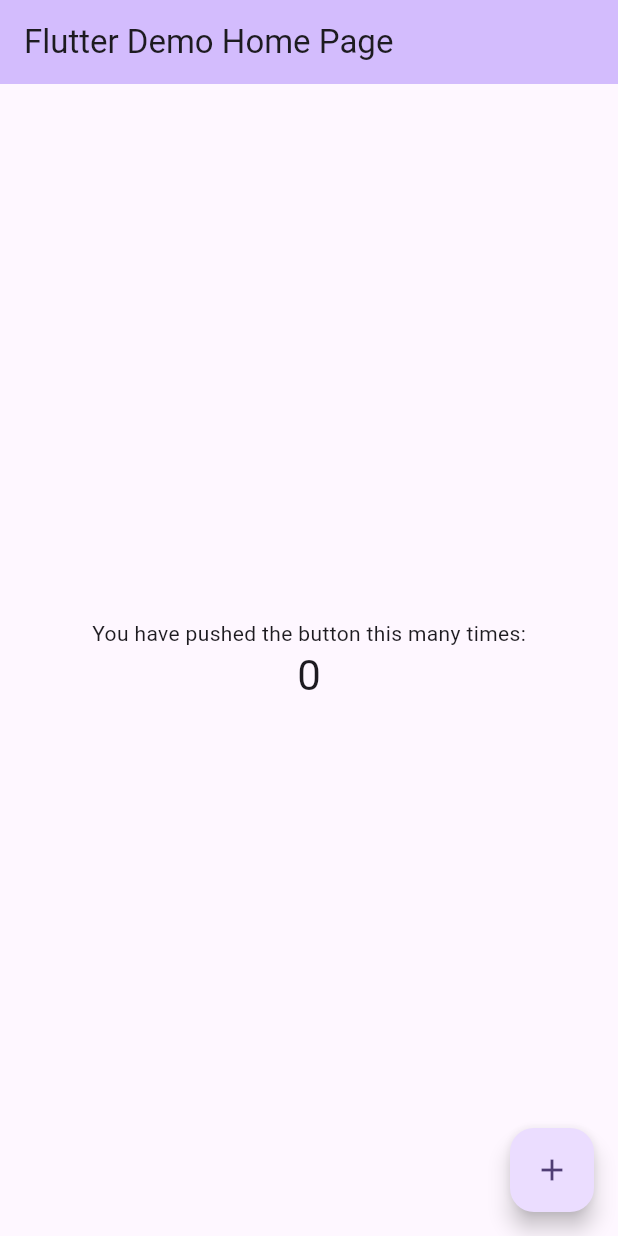
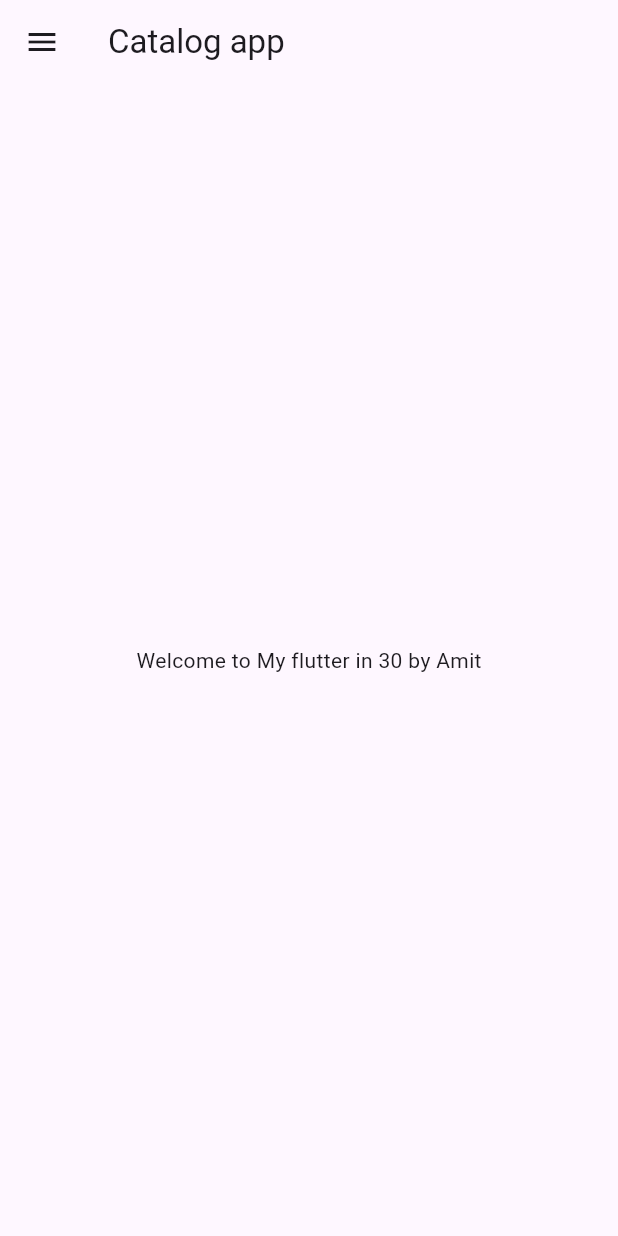
Before and after one commit to Alive-codes/Flutter_practice, a Flutter app: the screen it shows after launch, on a phone screen of 412 x 824 dp. Run offline on Flutter 3.47's test engine with Material 3 defaults, Android fonts, the phone set to English and light mode, and no system bars.

Commit message:
Day 2 completed

```diff
--- /dev/null
+++ b/lib/home_page.dart
@@ -0,0 +1,21 @@
+import 'package:flutter/material.dart';
+
+class Homepage extends StatelessWidget {
+  final days = 30;
+  final name = "Amit";
+
+  @override
+  Widget build(BuildContext context) {
+    return Scaffold(
+      appBar: AppBar(
+        title: Text("Catalog app"),  //isme apa direct element asign nahi kar sakte widget use karna padhta hai
+      ),
+      body: Center(
+        child: Container(
+          child: Text("Welcome to My flutter in $days by $name"),
+        ),
+      ),
+      drawer: Drawer(),
+    );
+  }
+}
--- a/lib/main.dart
+++ b/lib/main.dart
@@ -1,125 +1,19 @@
 import 'package:flutter/material.dart';
 
+import 'home_page.dart';
+
 void main() {
-  runApp(const MyApp());
+  runApp( MyApp());
 }
 
 class MyApp extends StatelessWidget {
-  const MyApp({super.key});
 
   // This widget is the root of your application.
   @override
   Widget build(BuildContext context) {
+
     return MaterialApp(
-      title: 'Flutter Demo',
-      theme: ThemeData(
-        // This is the theme of your application.
-        //
-        // TRY THIS: Try running your application with "flutter run". You'll see
-        // the application has a blue toolbar. Then, without quitting the app,
-        // try changing the seedColor in the colorScheme below to Colors.green
-        // and then invoke "hot reload" (save your changes or press the "hot
-        // reload" button in a Flutter-supported IDE, or press "r" if you used
-        // the command line to start the app).
-        //
-        // Notice that the counter didn't reset back to zero; the application
-        // state is not lost during the reload. To reset the state, use hot
-        // restart instead.
-        //
-        // This works for code too, not just values: Most code changes can be
-        // tested with just a hot reload.
-        colorScheme: ColorScheme.fromSeed(seedColor: Colors.deepPurple),
-        useMaterial3: true,
-      ),
-      home: const MyHomePage(title: 'Flutter Demo Home Page'),
+      home: Homepage(),
     );
   }
 }
-
-class MyHomePage extends StatefulWidget {
-  const MyHomePage({super.key, required this.title});
-
-  // This widget is the home page of your application. It is stateful, meaning
-  // that it has a State object (defined below) that contains fields that affect
-  // how it looks.
-
-  // This class is the configuration for the state. It holds the values (in this
-  // case the title) provided by the parent (in this case the App widget) and
-  // used by the build method of the State. Fields in a Widget subclass are
-  // always marked "final".
-
-  final String title;
-
-  @override
-  State<MyHomePage> createState() => _MyHomePageState();
-}
-
-class _MyHomePageState extends State<MyHomePage> {
-  int _counter = 0;
-
-  void _incrementCounter() {
-    setState(() {
-      // This call to setState tells the Flutter framework that something has
-      // changed in this State, which causes it to rerun the build method below
-      // so that the display can reflect the updated values. If we changed
-      // _counter without calling setState(), then the build method would not be
-      // called again, and so nothing would appear to happen.
-      _counter++;
-    });
-  }
-
-  @override
-  Widget build(BuildContext context) {
-    // This method is rerun every time setState is called, for instance as done
-    // by the _incrementCounter method above.
-    //
-    // The Flutter framework has been optimized to make rerunning build methods
-    // fast, so that you can just rebuild anything that needs updating rather
-    // than having to individually change instances of widgets.
-    return Scaffold(
-      appBar: AppBar(
-        // TRY THIS: Try changing the color here to a specific color (to
-        // Colors.amber, perhaps?) and trigger a hot reload to see the AppBar
-        // change color while the other colors stay the same.
-        backgroundColor: Theme.of(context).colorScheme.inversePrimary,
-        // Here we take the value from the MyHomePage object that was created by
-        // the App.build method, and use it to set our appbar title.
-        title: Text(widget.title),
-      ),
-      body: Center(
-        // Center is a layout widget. It takes a single child and positions it
-        // in the middle of the parent.
-        child: Column(
-          // Column is also a layout widget. It takes a list of children and
-          // arranges them vertically. By default, it sizes itself to fit its
-          // children horizontally, and tries to be as tall as its parent.
-          //
-          // Column has various properties to control how it sizes itself and
-          // how it positions its children. Here we use mainAxisAlignment to
-          // center the children vertically; the main axis here is the vertical
-          // axis because Columns are vertical (the cross axis would be
-          // horizontal).
-          //
-          // TRY THIS: Invoke "debug painting" (choose the "Toggle Debug Paint"
-          // action in the IDE, or press "p" in the console), to see the
-          // wireframe for each widget.
-          mainAxisAlignment: MainAxisAlignment.center,
-          children: <Widget>[
-            const Text(
-              'You have pushed the button this many times:',
-            ),
-            Text(
-              '$_counter',
-              style: Theme.of(context).textTheme.headlineMedium,
-            ),
-          ],
-        ),
-      ),
-      floatingActionButton: FloatingActionButton(
-        onPressed: _incrementCounter,
-        tooltip: 'Increment',
-        child: const Icon(Icons.add),
-      ), // This trailing comma makes auto-formatting nicer for build methods.
-    );
-  }
-}
```
